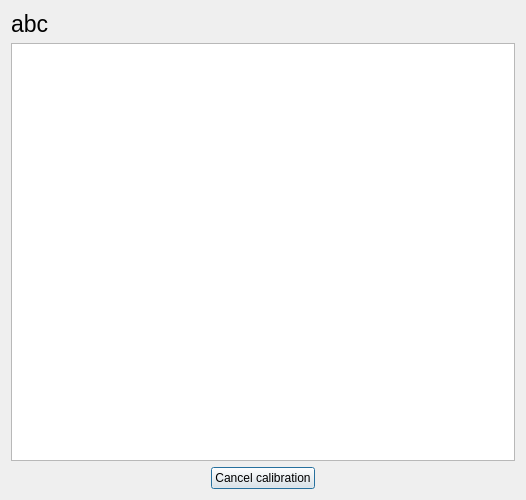
This is stuff/calibration2.ui in pnegre/python-whiteboard as Qt 5 draws it before an edit. The edited form follows.
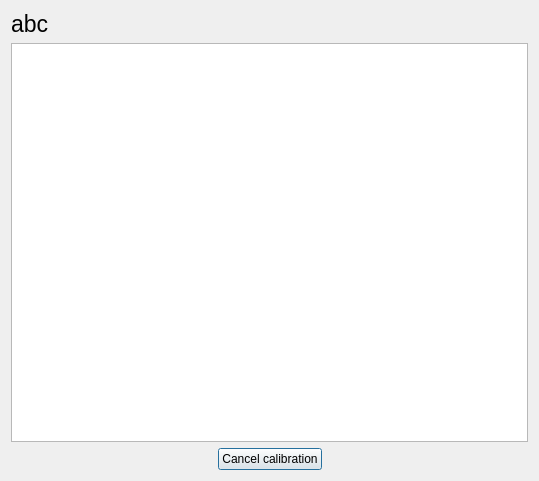
This is the edited form.

```diff
--- a/stuff/calibration2.ui
+++ b/stuff/calibration2.ui
@@ -6,10 +6,28 @@
    <rect>
     <x>0</x>
     <y>0</y>
-    <width>526</width>
-    <height>500</height>
+    <width>539</width>
+    <height>481</height>
    </rect>
   </property>
+  <property name="sizePolicy">
+   <sizepolicy hsizetype="Fixed" vsizetype="Fixed">
+    <horstretch>0</horstretch>
+    <verstretch>0</verstretch>
+   </sizepolicy>
+  </property>
+  <property name="minimumSize">
+   <size>
+    <width>539</width>
+    <height>481</height>
+   </size>
+  </property>
+  <property name="maximumSize">
+   <size>
+    <width>539</width>
+    <height>481</height>
+   </size>
+  </property>
   <property name="windowTitle">
    <string>Dialog</string>
   </property>
```
